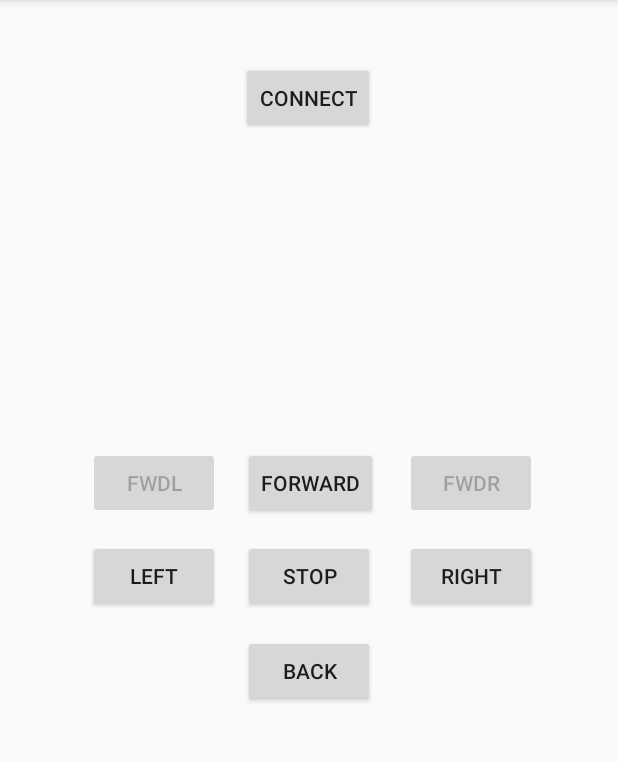
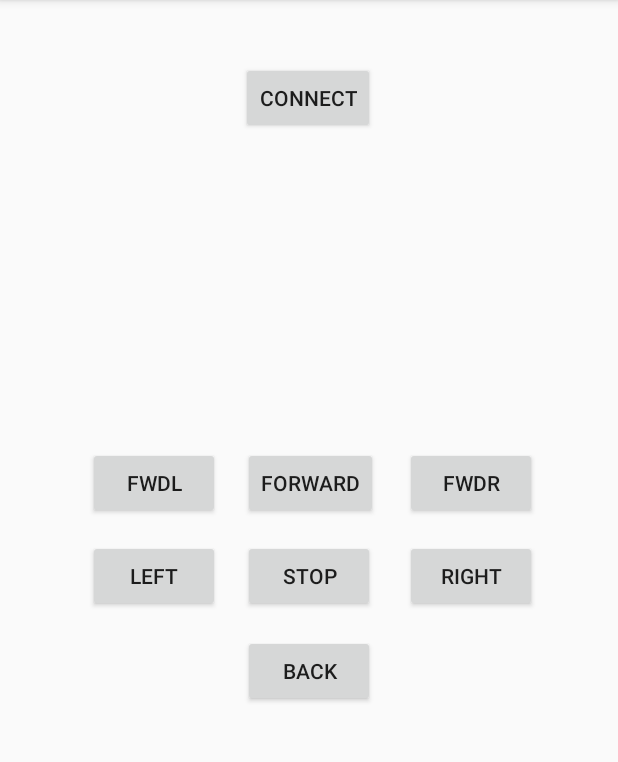
Before and after one commit to mrtrizer/RoboSpider2, an Android app: the screen it shows after launch (MainActivity), on a phone screen of 412 x 824 dp, the part 84-846 px from its top. Run offline under Robolectric (Android 15) with nearby library versions, the light colour scheme and no system bars.

Commit message:
New movings.

```diff
--- a/ControllerAndrod/app/src/main/java/com/example/mrtrizer/controllerandroid/MainActivity.java
+++ b/ControllerAndrod/app/src/main/java/com/example/mrtrizer/controllerandroid/MainActivity.java
@@ -34,6 +34,8 @@ public class MainActivity extends AppCompatActivity {
     Button buttonBack;
     Button buttonLeft;
     Button buttonRight;
+    Button buttonForwardLeft;
+    Button buttonForwardRight;
 
     private static final int REQUEST_ENABLE_BT = 1;
     private BluetoothAdapter btAdapter = null;
@@ -52,6 +54,8 @@ public class MainActivity extends AppCompatActivity {
         buttonBack = (Button) findViewById(R.id.button_back);
         buttonLeft = (Button) findViewById(R.id.button_left);
         buttonRight = (Button) findViewById(R.id.button_right);
+        buttonForwardLeft = (Button) findViewById(R.id.button_forward_left);
+        buttonForwardRight = (Button) findViewById(R.id.button_forward_right);
 
         btAdapter = BluetoothAdapter.getDefaultAdapter();
         checkBTState();
@@ -91,6 +95,14 @@ public class MainActivity extends AppCompatActivity {
             public void onClick(View v) {
                 sendData("r");
             }
+        });
+
+        buttonForwardLeft.setOnClickListener(new OnClickListener() {
+            public void onClick(View v) { sendData("1"); }
+        });
+
+        buttonForwardRight.setOnClickListener(new OnClickListener() {
+            public void onClick(View v) { sendData("2"); }
         });
     }
 
--- a/ControllerAndrod/app/src/main/res/layout/activity_main.xml
+++ b/ControllerAndrod/app/src/main/res/layout/activity_main.xml
@@ -38,8 +38,7 @@
         android:layout_marginRight="15dp"
         android:layout_marginEnd="15dp"
         android:id="@+id/button_forward_left"
-        android:text="FWDL"
-        android:enabled="false" />
+        android:text="FWDL" />
 
     <Button
         android:text="Left"
@@ -59,7 +58,7 @@
         android:layout_marginLeft="18dp"
         android:layout_marginStart="18dp"
         android:id="@+id/button_forward_right"
-        android:enabled="false" />
+        android:enabled="true" />
 
     <Button
         android:text="Right"
```
Also changed, not shown: 1 other file.
